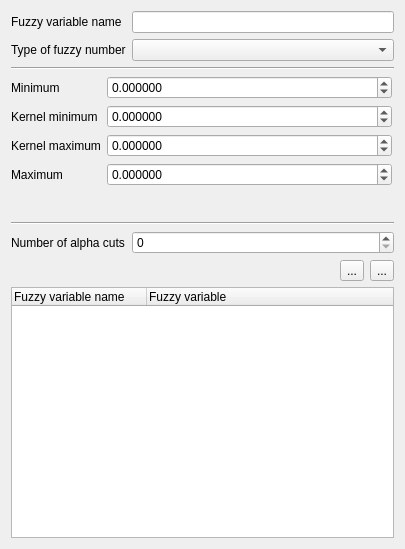
Qt form soft_queries/gui/dialogcreatefuzzyrecord.ui (JanCaha/qgis-plugin-soft-queries) before a commit.
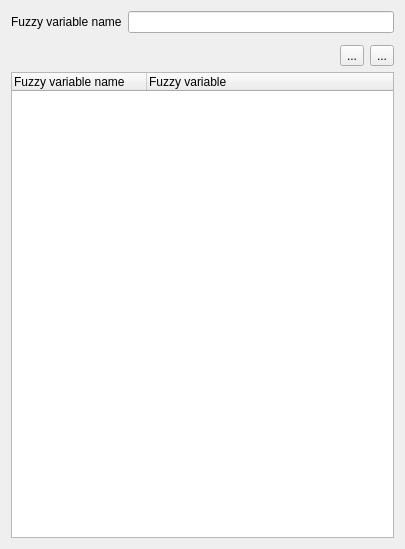
The same form after that commit. Custom widgets are drawn as their Qt base class.

Commit message: update with widgetfuzzynumber

```diff
--- a/soft_queries/gui/dialogcreatefuzzyrecord.ui
+++ b/soft_queries/gui/dialogcreatefuzzyrecord.ui
@@ -14,24 +14,33 @@
    <string>Dialog</string>
   </property>
   <layout class="QGridLayout" name="gridLayout">
-   <item row="0" column="0">
-    <widget class="QLabel" name="label_name">
-     <property name="text">
-      <string>Fuzzy variable name</string>
-     </property>
-    </widget>
+   <item row="0" column="1">
+    <widget class="QLineEdit" name="fuzzy_name"/>
    </item>
-   <item row="5" column="0">
-    <widget class="QLabel" name="label_alpha_cuts">
-     <property name="text">
-      <string>Number of alpha cuts</string>
-     </property>
+   <item row="3" column="0" colspan="2">
+    <widget class="QTreeWidget" name="treeWidget">
+     <attribute name="headerCascadingSectionResizes">
+      <bool>false</bool>
+     </attribute>
+     <attribute name="headerMinimumSectionSize">
+      <number>135</number>
+     </attribute>
+     <attribute name="headerDefaultSectionSize">
+      <number>135</number>
+     </attribute>
+     <column>
+      <property name="text">
+       <string>Fuzzy variable name</string>
+      </property>
+     </column>
+     <column>
+      <property name="text">
+       <string>Fuzzy variable</string>
+      </property>
+     </column>
     </widget>
    </item>
-   <item row="1" column="1">
-    <widget class="QComboBox" name="fuzzy_type"/>
-   </item>
-   <item row="6" column="1">
+   <item row="2" column="1">
     <layout class="QHBoxLayout" name="horizontalLayout">
      <item>
       <spacer name="horizontalSpacer">
@@ -62,243 +71,33 @@
      </item>
     </layout>
    </item>
-   <item row="7" column="0" colspan="2">
-    <widget class="QTreeWidget" name="treeWidget">
-     <attribute name="headerCascadingSectionResizes">
-      <bool>false</bool>
-     </attribute>
-     <attribute name="headerMinimumSectionSize">
-      <number>135</number>
-     </attribute>
-     <attribute name="headerDefaultSectionSize">
-      <number>135</number>
-     </attribute>
-     <column>
-      <property name="text">
-       <string>Fuzzy variable name</string>
-      </property>
-     </column>
-     <column>
-      <property name="text">
-       <string>Fuzzy variable</string>
-      </property>
-     </column>
-    </widget>
-   </item>
-   <item row="2" column="0" colspan="2">
-    <widget class="Line" name="line">
-     <property name="orientation">
-      <enum>Qt::Horizontal</enum>
-     </property>
-    </widget>
-   </item>
-   <item row="0" column="1">
-    <widget class="QLineEdit" name="fuzzy_name"/>
-   </item>
-   <item row="1" column="0">
-    <widget class="QLabel" name="label_type">
+   <item row="0" column="0">
+    <widget class="QLabel" name="label_name">
      <property name="text">
-      <string>Type of fuzzy number</string>
+      <string>Fuzzy variable name</string>
      </property>
     </widget>
    </item>
-   <item row="3" column="0" colspan="2">
-    <widget class="QStackedWidget" name="stackedWidget">
-     <property name="maximumSize">
-      <size>
-       <width>382</width>
-       <height>140</height>
-      </size>
-     </property>
-     <property name="currentIndex">
-      <number>1</number>
-     </property>
-     <widget class="QWidget" name="triangular">
-      <widget class="QWidget" name="layoutWidget">
-       <property name="geometry">
-        <rect>
-         <x>0</x>
-         <y>0</y>
-         <width>381</width>
-         <height>92</height>
-        </rect>
-       </property>
-       <layout class="QFormLayout" name="formLayout">
-        <item row="0" column="0">
-         <widget class="QLabel" name="label_3">
-          <property name="text">
-           <string>Minimum</string>
-          </property>
-         </widget>
-        </item>
-        <item row="0" column="1">
-         <widget class="QDoubleSpinBox" name="triangular_min">
-          <property name="decimals">
-           <number>6</number>
-          </property>
-          <property name="minimum">
-           <double>-999999999.999999046325684</double>
-          </property>
-          <property name="maximum">
-           <double>999999999.999999046325684</double>
-          </property>
-         </widget>
-        </item>
-        <item row="1" column="0">
-         <widget class="QLabel" name="label_4">
-          <property name="text">
-           <string>Midpoint</string>
-          </property>
-         </widget>
-        </item>
-        <item row="1" column="1">
-         <widget class="QDoubleSpinBox" name="triangular_midpoint">
-          <property name="decimals">
-           <number>6</number>
-          </property>
-          <property name="minimum">
-           <double>-999999999.999999046325684</double>
-          </property>
-          <property name="maximum">
-           <double>999999999.999999046325684</double>
-          </property>
-         </widget>
-        </item>
-        <item row="2" column="0">
-         <widget class="QLabel" name="label_5">
-          <property name="text">
-           <string>Maximum</string>
-          </property>
-         </widget>
-        </item>
-        <item row="2" column="1">
-         <widget class="QDoubleSpinBox" name="triangular_max">
-          <property name="decimals">
-           <number>6</number>
-          </property>
-          <property name="minimum">
-           <double>-999999999.999999046325684</double>
-          </property>
-          <property name="maximum">
-           <double>999999999.999999046325684</double>
-          </property>
-         </widget>
-        </item>
-       </layout>
-      </widget>
-     </widget>
-     <widget class="QWidget" name="trapezoidal">
-      <widget class="QWidget" name="layoutWidget_2">
-       <property name="geometry">
-        <rect>
-         <x>0</x>
-         <y>0</y>
-         <width>381</width>
-         <height>124</height>
-        </rect>
-       </property>
-       <layout class="QFormLayout" name="formLayout_3">
-        <item row="0" column="0">
-         <widget class="QLabel" name="label_12">
-          <property name="text">
-           <string>Minimum</string>
-          </property>
-         </widget>
-        </item>
-        <item row="0" column="1">
-         <widget class="QDoubleSpinBox" name="trapezoidal_min">
-          <property name="decimals">
-           <number>6</number>
-          </property>
-          <property name="minimum">
-           <double>-999999999.999999046325684</double>
-          </property>
-          <property name="maximum">
-           <double>999999999.999999046325684</double>
-          </property>
-         </widget>
-        </item>
-        <item row="1" column="0">
-         <widget class="QLabel" name="label_13">
-          <property name="text">
-           <string>Kernel minimum</string>
-          </property>
-         </widget>
-        </item>
-        <item row="1" column="1">
-         <widget class="QDoubleSpinBox" name="trapezoidal_kernel_min">
-          <property name="decimals">
-           <number>6</number>
-          </property>
-          <property name="minimum">
-           <double>-999999999.999999046325684</double>
-          </property>
-          <property name="maximum">
-           <double>999999999.999999046325684</double>
-          </property>
-         </widget>
-        </item>
-        <item row="2" column="0">
-         <widget class="QLabel" name="label_14">
-          <property name="text">
-           <string>Kernel maximum</string>
-          </property>
-         </widget>
-        </item>
-        <item row="2" column="1">
-         <widget class="QDoubleSpinBox" name="trapezoidal_kernel_max">
-          <property name="decimals">
-           <number>6</number>
-          </property>
-          <property name="minimum">
-           <double>-999999999.999999046325684</double>
-          </property>
-          <property name="maximum">
-           <double>999999999.999999046325684</double>
-          </property>
-         </widget>
-        </item>
-        <item row="3" column="1">
-         <widget class="QDoubleSpinBox" name="trapezoidal_max">
-          <property name="decimals">
-           <number>6</number>
-          </property>
-          <property name="minimum">
-           <double>-999999999.999999046325684</double>
-          </property>
-          <property name="maximum">
-           <double>999999999.999999046325684</double>
-          </property>
-         </widget>
-        </item>
-        <item row="3" column="0">
-         <widget class="QLabel" name="label_15">
-          <property name="text">
-           <string>Maximum</string>
-          </property>
-         </widget>
-        </item>
-       </layout>
-      </widget>
-     </widget>
-    </widget>
-   </item>
-   <item row="5" column="1">
-    <widget class="QSpinBox" name="alpha_cuts">
-     <property name="maximum">
-      <number>50</number>
-     </property>
-    </widget>
-   </item>
-   <item row="4" column="0" colspan="2">
-    <widget class="Line" name="line_2">
-     <property name="orientation">
-      <enum>Qt::Horizontal</enum>
+   <item row="1" column="0" colspan="2">
+    <widget class="FuzzyNumberWidget" name="widget_fuzzy_number" native="true">
+     <property name="sizePolicy">
+      <sizepolicy hsizetype="Preferred" vsizetype="Preferred">
+       <horstretch>0</horstretch>
+       <verstretch>0</verstretch>
+      </sizepolicy>
      </property>
     </widget>
    </item>
   </layout>
  </widget>
+ <customwidgets>
+  <customwidget>
+   <class>FuzzyNumberWidget</class>
+   <extends>QWidget</extends>
+   <header>soft_queries.gui.widgetfuzzynumber</header>
+   <container>1</container>
+  </customwidget>
+ </customwidgets>
  <tabstops>
   <tabstop>fuzzy_name</tabstop>
   <tabstop>fuzzy_type</tabstop>
```
Left out of the diff: 9 changed lines with no effect on the pictures. The commit also changes 1 other file.
